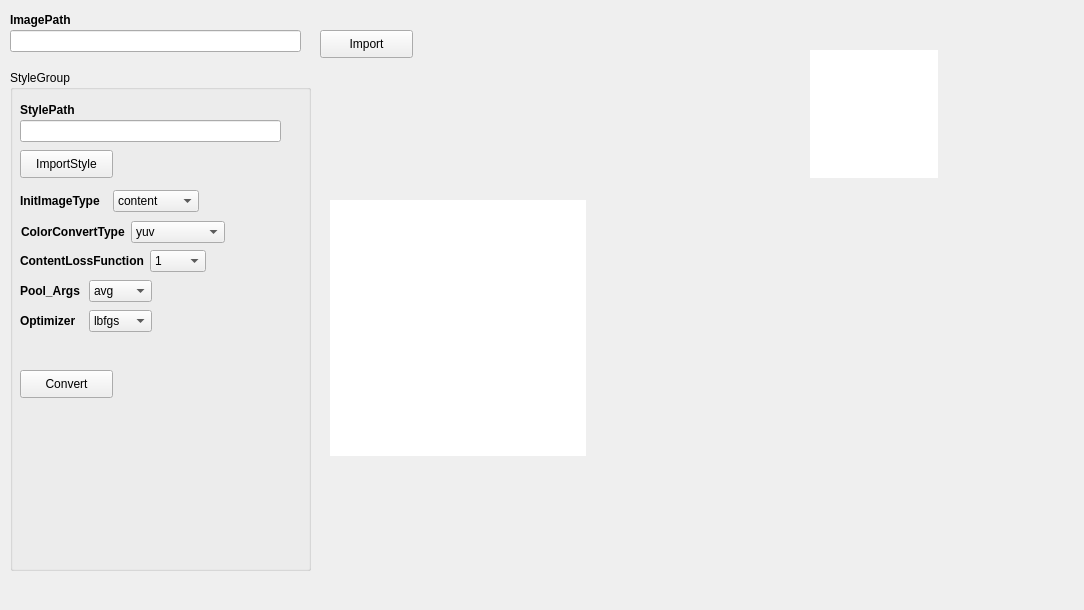
Before: the Qt Designer form mainwindow.ui in Hibsicus/neural_style, drawn with Qt 5.
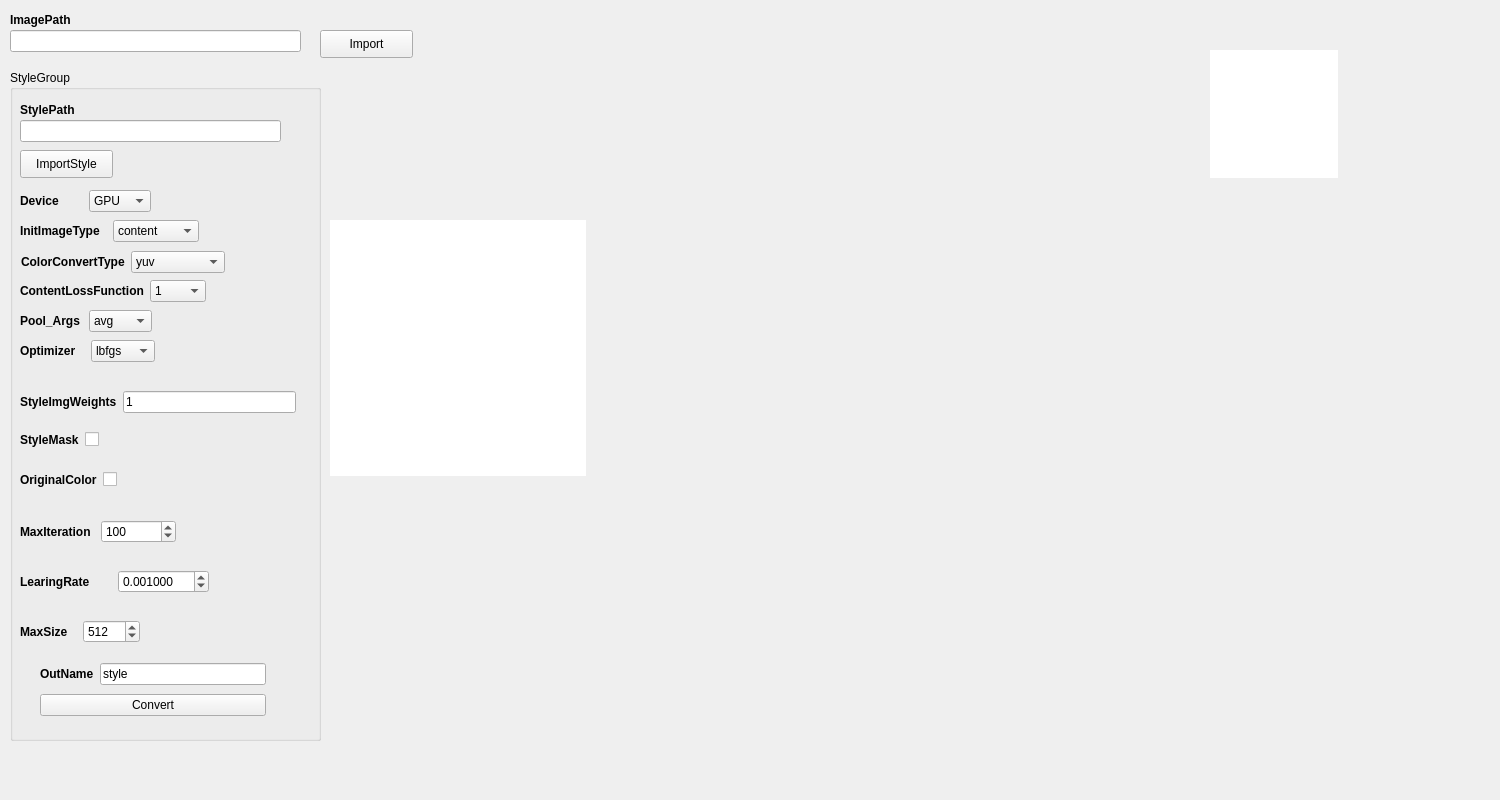
After: the same form once the commit is applied.

The edit to the form file:
```diff
--- a/mainwindow.ui
+++ b/mainwindow.ui
@@ -6,8 +6,8 @@
    <rect>
     <x>0</x>
     <y>0</y>
-    <width>1084</width>
-    <height>610</height>
+    <width>1500</width>
+    <height>800</height>
    </rect>
   </property>
   <property name="windowTitle">
@@ -54,8 +54,8 @@
      <rect>
       <x>10</x>
       <y>70</y>
-      <width>301</width>
-      <height>501</height>
+      <width>311</width>
+      <height>671</height>
      </rect>
     </property>
     <property name="title">
@@ -113,8 +113,8 @@
      <property name="geometry">
       <rect>
        <x>10</x>
-       <y>240</y>
-       <width>132</width>
+       <y>270</y>
+       <width>135</width>
        <height>23</height>
       </rect>
      </property>
@@ -154,24 +154,11 @@
       </item>
      </layout>
     </widget>
-    <widget class="QPushButton" name="btn_styles_convert">
+    <widget class="QWidget" name="layoutWidget">
      <property name="geometry">
       <rect>
        <x>10</x>
-       <y>300</y>
-       <width>93</width>
-       <height>28</height>
-      </rect>
-     </property>
-     <property name="text">
-      <string>Convert</string>
-     </property>
-    </widget>
-    <widget class="QWidget" name="">
-     <property name="geometry">
-      <rect>
-       <x>10</x>
-       <y>120</y>
+       <y>150</y>
        <width>179</width>
        <height>23</height>
       </rect>
@@ -214,11 +201,11 @@
       </item>
      </layout>
     </widget>
-    <widget class="QWidget" name="">
+    <widget class="QWidget" name="layoutWidget">
      <property name="geometry">
       <rect>
        <x>10</x>
-       <y>180</y>
+       <y>210</y>
        <width>186</width>
        <height>23</height>
       </rect>
@@ -273,11 +260,11 @@
       </item>
      </layout>
     </widget>
-    <widget class="QWidget" name="">
+    <widget class="QWidget" name="layoutWidget">
      <property name="geometry">
       <rect>
        <x>10</x>
-       <y>210</y>
+       <y>240</y>
        <width>132</width>
        <height>23</height>
       </rect>
@@ -318,11 +305,11 @@
       </item>
      </layout>
     </widget>
-    <widget class="QWidget" name="">
+    <widget class="QWidget" name="layoutWidget">
      <property name="geometry">
       <rect>
        <x>11</x>
-       <y>151</y>
+       <y>181</y>
        <width>204</width>
        <height>23</height>
       </rect>
@@ -370,6 +357,319 @@
       </item>
      </layout>
     </widget>
+    <widget class="QWidget" name="layoutWidget_2">
+     <property name="geometry">
+      <rect>
+       <x>10</x>
+       <y>120</y>
+       <width>131</width>
+       <height>23</height>
+      </rect>
+     </property>
+     <layout class="QHBoxLayout" name="horizontalLayout_6">
+      <item>
+       <widget class="QLabel" name="label_6">
+        <property name="autoFillBackground">
+         <bool>false</bool>
+        </property>
+        <property name="text">
+         <string>&lt;html&gt;&lt;head/&gt;&lt;body&gt;&lt;p&gt;&lt;span style=&quot; font-weight:600;&quot;&gt;Device&lt;/span&gt;&lt;/p&gt;&lt;/body&gt;&lt;/html&gt;</string>
+        </property>
+        <property name="scaledContents">
+         <bool>false</bool>
+        </property>
+        <property name="wordWrap">
+         <bool>false</bool>
+        </property>
+       </widget>
+      </item>
+      <item>
+       <widget class="QComboBox" name="Device_Combo">
+        <property name="currentIndex">
+         <number>1</number>
+        </property>
+        <item>
+         <property name="text">
+          <string>CPU</string>
+         </property>
+        </item>
+        <item>
+         <property name="text">
+          <string>GPU</string>
+         </property>
+        </item>
+       </widget>
+      </item>
+     </layout>
+    </widget>
+    <widget class="QWidget" name="">
+     <property name="geometry">
+      <rect>
+       <x>10</x>
+       <y>320</y>
+       <width>276</width>
+       <height>24</height>
+      </rect>
+     </property>
+     <layout class="QHBoxLayout" name="horizontalLayout_7">
+      <item>
+       <widget class="QLabel" name="label_7">
+        <property name="autoFillBackground">
+         <bool>false</bool>
+        </property>
+        <property name="text">
+         <string>&lt;html&gt;&lt;head/&gt;&lt;body&gt;&lt;p&gt;&lt;span style=&quot; font-weight:600;&quot;&gt;StyleImgWeights&lt;/span&gt;&lt;/p&gt;&lt;/body&gt;&lt;/html&gt;</string>
+        </property>
+        <property name="scaledContents">
+         <bool>false</bool>
+        </property>
+        <property name="wordWrap">
+         <bool>false</bool>
+        </property>
+       </widget>
+      </item>
+      <item>
+       <widget class="QLineEdit" name="line_styleImgWeights">
+        <property name="text">
+         <string>1</string>
+        </property>
+       </widget>
+      </item>
+     </layout>
+    </widget>
+    <widget class="QWidget" name="">
+     <property name="geometry">
+      <rect>
+       <x>10</x>
+       <y>360</y>
+       <width>94</width>
+       <height>20</height>
+      </rect>
+     </property>
+     <layout class="QHBoxLayout" name="horizontalLayout_8">
+      <item>
+       <widget class="QLabel" name="label_8">
+        <property name="autoFillBackground">
+         <bool>false</bool>
+        </property>
+        <property name="text">
+         <string>&lt;html&gt;&lt;head/&gt;&lt;body&gt;&lt;p&gt;&lt;span style=&quot; font-weight:600;&quot;&gt;StyleMask&lt;/span&gt;&lt;/p&gt;&lt;/body&gt;&lt;/html&gt;</string>
+        </property>
+        <property name="scaledContents">
+         <bool>false</bool>
+        </property>
+        <property name="wordWrap">
+         <bool>false</bool>
+        </property>
+       </widget>
+      </item>
+      <item>
+       <widget class="QCheckBox" name="stylemask_check">
+        <property name="text">
+         <string/>
+        </property>
+       </widget>
+      </item>
+     </layout>
+    </widget>
+    <widget class="QWidget" name="">
+     <property name="geometry">
+      <rect>
+       <x>10</x>
+       <y>400</y>
+       <width>117</width>
+       <height>20</height>
+      </rect>
+     </property>
+     <layout class="QHBoxLayout" name="horizontalLayout_9">
+      <item>
+       <widget class="QLabel" name="label_9">
+        <property name="autoFillBackground">
+         <bool>false</bool>
+        </property>
+        <property name="text">
+         <string>&lt;html&gt;&lt;head/&gt;&lt;body&gt;&lt;p&gt;&lt;span style=&quot; font-weight:600;&quot;&gt;OriginalColor&lt;/span&gt;&lt;/p&gt;&lt;/body&gt;&lt;/html&gt;</string>
+        </property>
+        <property name="scaledContents">
+         <bool>false</bool>
+        </property>
+        <property name="wordWrap">
+         <bool>false</bool>
+        </property>
+       </widget>
+      </item>
+      <item>
+       <widget class="QCheckBox" name="originalColor_check">
+        <property name="text">
+         <string/>
+        </property>
+        <property name="checked">
+         <bool>false</bool>
+        </property>
+       </widget>
+      </item>
+     </layout>
+    </widget>
+    <widget class="QWidget" name="">
+     <property name="geometry">
+      <rect>
+       <x>10</x>
+       <y>450</y>
+       <width>156</width>
+       <height>24</height>
+      </rect>
+     </property>
+     <layout class="QHBoxLayout" name="horizontalLayout_10">
+      <item>
+       <widget class="QLabel" name="label_10">
+        <property name="autoFillBackground">
+         <bool>false</bool>
+        </property>
+        <property name="text">
+         <string>&lt;html&gt;&lt;head/&gt;&lt;body&gt;&lt;p&gt;&lt;span style=&quot; font-weight:600;&quot;&gt;MaxIteration&lt;/span&gt;&lt;/p&gt;&lt;/body&gt;&lt;/html&gt;</string>
+        </property>
+        <property name="scaledContents">
+         <bool>false</bool>
+        </property>
+        <property name="wordWrap">
+         <bool>false</bool>
+        </property>
+       </widget>
+      </item>
+      <item>
+       <widget class="QSpinBox" name="iteration_spin">
+        <property name="maximum">
+         <number>10000</number>
+        </property>
+        <property name="value">
+         <number>100</number>
+        </property>
+       </widget>
+      </item>
+     </layout>
+    </widget>
+    <widget class="QWidget" name="">
+     <property name="geometry">
+      <rect>
+       <x>10</x>
+       <y>500</y>
+       <width>189</width>
+       <height>24</height>
+      </rect>
+     </property>
+     <layout class="QHBoxLayout" name="horizontalLayout_11">
+      <item>
+       <widget class="QLabel" name="label_11">
+        <property name="autoFillBackground">
+         <bool>false</bool>
+        </property>
+        <property name="text">
+         <string>&lt;html&gt;&lt;head/&gt;&lt;body&gt;&lt;p&gt;&lt;span style=&quot; font-weight:600;&quot;&gt;LearingRate&lt;/span&gt;&lt;/p&gt;&lt;/body&gt;&lt;/html&gt;</string>
+        </property>
+        <property name="scaledContents">
+         <bool>false</bool>
+        </property>
+        <property name="wordWrap">
+         <bool>false</bool>
+        </property>
+       </widget>
+      </item>
+      <item>
+       <widget class="QDoubleSpinBox" name="learingrate_doubleSpin">
+        <property name="decimals">
+         <number>6</number>
+        </property>
+        <property name="value">
+         <double>0.001000000000000</double>
+        </property>
+       </widget>
+      </item>
+     </layout>
+    </widget>
+    <widget class="QWidget" name="">
+     <property name="geometry">
+      <rect>
+       <x>10</x>
+       <y>550</y>
+       <width>120</width>
+       <height>24</height>
+      </rect>
+     </property>
+     <layout class="QHBoxLayout" name="horizontalLayout_12">
+      <item>
+       <widget class="QLabel" name="label_12">
+        <property name="autoFillBackground">
+         <bool>false</bool>
+        </property>
+        <property name="text">
+         <string>&lt;html&gt;&lt;head/&gt;&lt;body&gt;&lt;p&gt;&lt;span style=&quot; font-weight:600;&quot;&gt;MaxSize&lt;/span&gt;&lt;/p&gt;&lt;/body&gt;&lt;/html&gt;</string>
+        </property>
+        <property name="scaledContents">
+         <bool>false</bool>
+        </property>
+        <property name="wordWrap">
+         <bool>false</bool>
+        </property>
+       </widget>
+      </item>
+      <item>
+       <widget class="QSpinBox" name="maxSize_spin">
+        <property name="maximum">
+         <number>8192</number>
+        </property>
+        <property name="value">
+         <number>512</number>
+        </property>
+       </widget>
+      </item>
+     </layout>
+    </widget>
+    <widget class="QWidget" name="">
+     <property name="geometry">
+      <rect>
+       <x>30</x>
+       <y>590</y>
+       <width>226</width>
+       <height>61</height>
+      </rect>
+     </property>
+     <layout class="QVBoxLayout" name="verticalLayout">
+      <item>
+       <layout class="QHBoxLayout" name="horizontalLayout_13">
+        <item>
+         <widget class="QLabel" name="label_13">
+          <property name="autoFillBackground">
+           <bool>false</bool>
+          </property>
+          <property name="text">
+           <string>&lt;html&gt;&lt;head/&gt;&lt;body&gt;&lt;p&gt;&lt;span style=&quot; font-weight:600;&quot;&gt;OutName&lt;/span&gt;&lt;/p&gt;&lt;/body&gt;&lt;/html&gt;</string>
+          </property>
+          <property name="scaledContents">
+           <bool>false</bool>
+          </property>
+          <property name="wordWrap">
+           <bool>false</bool>
+          </property>
+         </widget>
+        </item>
+        <item>
+         <widget class="QLineEdit" name="outname_line">
+          <property name="text">
+           <string>style</string>
+          </property>
+         </widget>
+        </item>
+       </layout>
+      </item>
+      <item>
+       <widget class="QPushButton" name="btn_styles_convert">
+        <property name="text">
+         <string>Convert</string>
+        </property>
+       </widget>
+      </item>
+     </layout>
+    </widget>
    </widget>
    <widget class="QPushButton" name="btn_inputImage">
     <property name="geometry">
@@ -388,7 +688,7 @@
     <property name="geometry">
      <rect>
       <x>330</x>
-      <y>200</y>
+      <y>220</y>
       <width>256</width>
       <height>256</height>
      </rect>
@@ -403,7 +703,7 @@
    <widget class="QLabel" name="lab_style_img">
     <property name="geometry">
      <rect>
-      <x>810</x>
+      <x>1210</x>
       <y>50</y>
       <width>128</width>
       <height>128</height>
@@ -416,6 +716,22 @@
      <string/>
     </property>
    </widget>
+   <widget class="QLabel" name="lab_styleImg_multi">
+    <property name="geometry">
+     <rect>
+      <x>610</x>
+      <y>50</y>
+      <width>512</width>
+      <height>128</height>
+     </rect>
+    </property>
+    <property name="styleSheet">
+     <string notr="true"/>
+    </property>
+    <property name="text">
+     <string/>
+    </property>
+   </widget>
   </widget>
  </widget>
  <resources/>
```
